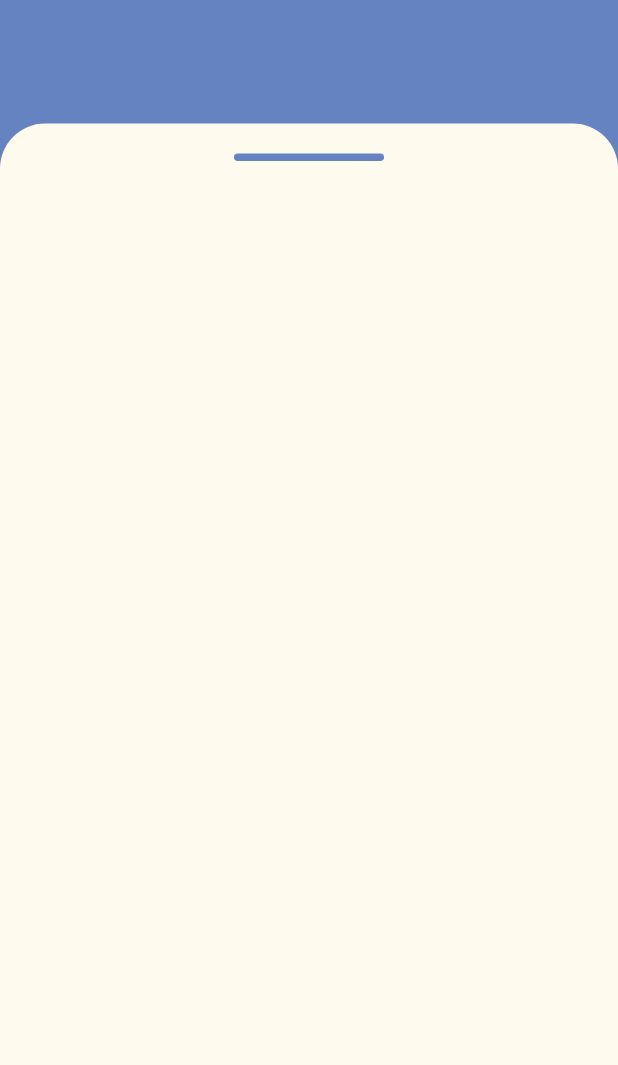
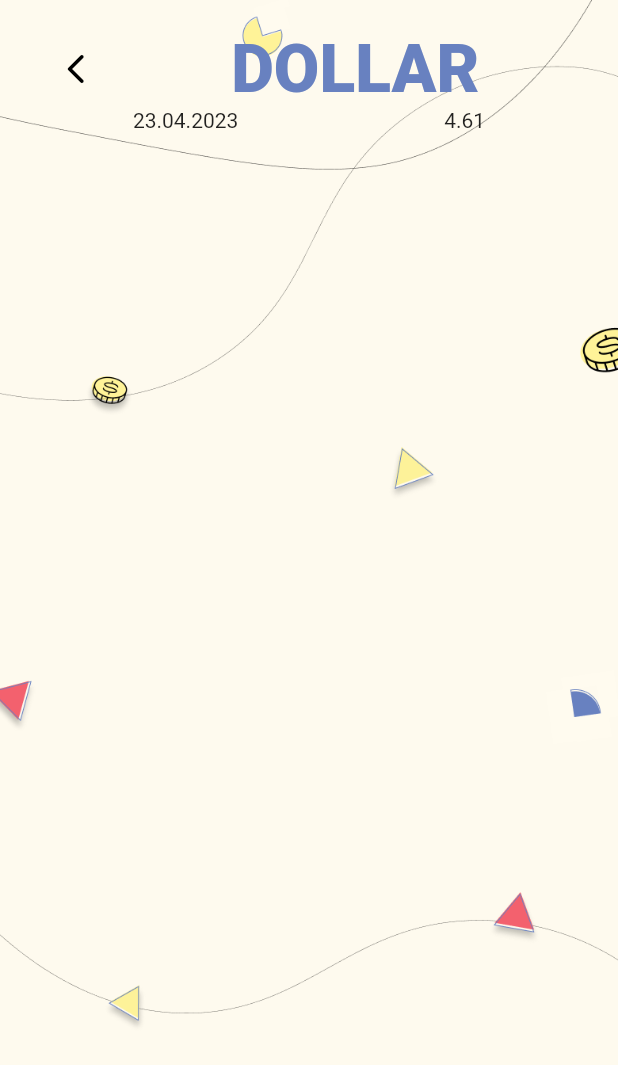
Before and after one commit to p-golba/kantor_euvic, a Flutter app: the screen it shows after launch, after a tap on "USD", on a phone screen of 412 x 824 dp. Shown: the top 1065 px of the screen. Run offline on Flutter 3.47's test engine with Material 2 defaults, Android fonts, the light colour scheme and no system bars; our stand-ins replace bloc, flutter_bloc, google_fonts; generated files the repository leaves out were written again.

Commit message:
change currency pages

```diff
--- a/lib/app.dart
+++ b/lib/app.dart
@@ -1,6 +1,6 @@
 import 'package:flutter/material.dart';
 import 'package:flutter_gen/gen_l10n/app_localizations.dart';
-import 'package:kantor_euvic/pages/home_page/view/home_page.dart';
+import 'package:kantor_euvic/pages/home/view/home_page.dart';
 import 'package:kantor_euvic/theme/app_theme.dart';
 
 class App extends StatelessWidget {
--- a/lib/currency/cubit/currency_cubit.dart
+++ b/lib/currency/cubit/currency_cubit.dart
@@ -1,9 +1,37 @@
 import 'package:bloc/bloc.dart';
 import 'package:kantor_euvic/web_api/models/currency.dart';
-import 'package:meta/meta.dart';
+import 'package:kantor_euvic/web_api/repositories/currency_repository.dart';
 
 part 'currency_state.dart';
 
 class CurrencyCubit extends Cubit<CurrencyState> {
-  CurrencyCubit() : super(CurrencyInitial());
+  final CurrencyRepository _currencyRepository;
+
+  CurrencyCubit(this._currencyRepository) : super(CurrencyState());
+
+  Future<void> fetchCurrency(String countryCode) async {
+    emit(
+      state.copyWith(
+        status: CurrencyStatus.loading,
+      ),
+    );
+
+    try {
+      final currencyInfo = await _currencyRepository.getCurrencyInfo(
+        countryCode,
+      );
+      emit(
+        state.copyWith(
+          status: CurrencyStatus.success,
+          currencyInfo: currencyInfo,
+        ),
+      );
+    } on Exception {
+      emit(
+        state.copyWith(
+          status: CurrencyStatus.failure,
+        ),
+      );
+    }
+  }
 }
--- a/lib/currency/cubit/currency_state.dart
+++ b/lib/currency/cubit/currency_state.dart
@@ -14,10 +14,20 @@ extension CurrencyStatusX on CurrencyStatus {
 
 class CurrencyState {
   final CurrencyStatus status;
-  final List<Currency>? currencyInfo;
+  final List<Currency> currencyInfo;
 
   CurrencyState({
     this.status = CurrencyStatus.initial,
-    this.currencyInfo = const [],
-  });
+    List<Currency>? currencyInfo,
+  }) : currencyInfo = currencyInfo ?? const [];
+
+  CurrencyState copyWith({
+    CurrencyStatus? status,
+    List<Currency>? currencyInfo,
+  }) {
+    return CurrencyState(
+      status: status ?? this.status,
+      currencyInfo: currencyInfo ?? this.currencyInfo,
+    );
+  }
 }
--- /dev/null
+++ b/lib/pages/currency_info/view/currency_page.dart
@@ -0,0 +1,36 @@
+import 'package:flutter/material.dart';
+import 'package:flutter_bloc/flutter_bloc.dart';
+import 'package:kantor_euvic/currency/cubit/currency_cubit.dart';
+import 'package:kantor_euvic/pages/currency_info/view/currency_populated.dart';
+import 'package:kantor_euvic/web_api/repositories/currency_repository.dart';
+
+class CurrencyPage extends StatelessWidget {
+  final String currencyCode;
+
+  const CurrencyPage({
+    required this.currencyCode,
+    Key? key,
+  }) : super(key: key);
+
+  @override
+  Widget build(BuildContext context) {
+    return BlocProvider(
+      create: (context) => CurrencyCubit(CurrencyRepository()),
+      child: Container(
+        decoration: const BoxDecoration(
+          image: DecorationImage(
+            image: AssetImage('assets/bg.png'),
+            fit: BoxFit.cover,
+          ),
+        ),
+        child: Scaffold(
+          backgroundColor: Colors.transparent,
+          body: SafeArea(
+            child: CurrencyPopulated(
+            ),
+          ),
+        ),
+      ),
+    );
+  }
+}
--- /dev/null
+++ b/lib/pages/currency_info/view/currency_populated.dart
@@ -0,0 +1,54 @@
+import 'package:flutter/material.dart';
+import 'package:kantor_euvic/theme/app_colors.dart';
+import 'package:kantor_euvic/web_api/models/currency.dart';
+
+class CurrencyPopulated extends StatelessWidget {
+
+  const CurrencyPopulated({
+    Key? key,
+  }) : super(key: key);
+
+  @override
+  Widget build(BuildContext context) {
+    return Padding(
+      padding: const EdgeInsets.all(20),
+      child: Column(
+        children: [
+          Row(
+            children: [
+              Container(
+                width: MediaQuery.of(context).size.width * 0.15,
+                decoration: BoxDecoration(
+                  color: AppColors.yellow,
+                  borderRadius: BorderRadius.circular(12),
+                ),
+                child: IconButton(
+                  iconSize: 24,
+                  color: Colors.black,
+                  onPressed: () {
+                    Navigator.of(context).pop();
+                  },
+                  icon: const Icon(Icons.arrow_back_ios_rounded),
+                ),
+              ),
+              Expanded(
+                child: Text(
+                  'Dollar'.toUpperCase(),
+                  textAlign: TextAlign.center,
+                  style: Theme.of(context).textTheme.headlineLarge,
+                ),
+              ),
+            ],
+          ),
+          Row(
+            mainAxisAlignment: MainAxisAlignment.spaceAround,
+            children: [
+              Text('23.04.2023'),
+              Text('4.61'),
+            ],
+          )
+        ],
+      ),
+    );
+  }
+}
--- a/lib/pages/currency_info_page/currency_info_page.dart
+++ /dev/null
@@ -1,44 +0,0 @@
-import 'package:flutter/material.dart';
-
-class CurrencyInfoPage extends StatelessWidget {
-  const CurrencyInfoPage({Key? key}) : super(key: key);
-
-  @override
-  Widget build(BuildContext context) {
-    return Scaffold(
-      backgroundColor: Color(0xff6583C1),
-      body: Column(
-        children: [
-          Padding(
-            padding: EdgeInsets.only(
-              top: MediaQuery.of(context).size.height * 0.1,
-            ),
-          ),
-          Container(
-            width: MediaQuery.of(context).size.width,
-            height: MediaQuery.of(context).size.height * 0.9,
-            decoration: BoxDecoration(
-              borderRadius: BorderRadius.vertical(
-                top: Radius.circular(30),
-              ),
-              color: Color(0xffFEFAEE),
-            ),
-            child: Column(
-              children: [
-                Padding(padding: EdgeInsets.only(top: 20)),
-                Container(
-                  width: 100,
-                  height: 5,
-                  decoration: BoxDecoration(
-                    borderRadius: BorderRadius.circular(15),
-                    color: Color(0xff6583C1),
-                  ),
-                )
-              ],
-            ),
-          )
-        ],
-      ),
-    );
-  }
-}
--- a/lib/pages/home_page/view/home_page.dart
+++ b/lib/pages/home/view/home_page.dart
@@ -1,7 +1,8 @@
 import 'package:flutter/material.dart';
 import 'package:flutter_gen/gen_l10n/app_localizations.dart';
-import 'package:kantor_euvic/pages/currency_info_page/currency_info_page.dart';
-import 'package:kantor_euvic/pages/home_page/widgets/widgets.dart';
+import 'package:kantor_euvic/pages/currency_info/view/currency_page.dart';
+import 'package:kantor_euvic/pages/home/widgets/widgets.dart';
+import 'package:kantor_euvic/theme/app_colors.dart';
 
 class HomePage extends StatelessWidget {
   const HomePage({Key? key}) : super(key: key);
@@ -31,21 +32,19 @@ class HomePage extends StatelessWidget {
                   children: [
                     Text(
                       AppLocalizations.of(context)!.home_greetings,
-                      style: const TextStyle(
-                        color: Color(0xff150C2C),
-                        fontSize: 24,
-                        fontWeight: FontWeight.w700,
-                        height: 1.0
-                      ),
+                      style: TextStyle(
+                          color: AppColors.purple,
+                          fontSize: 24,
+                          fontWeight: FontWeight.w700,
+                          height: 1.0),
                     ),
                     Text(
                       AppLocalizations.of(context)!.choose,
-                      style: const TextStyle(
-                        color: Color(0xff6881C0),
-                        fontSize: 26,
-                        fontWeight: FontWeight.w900,
-                        height: 1.0
-                      ),
+                      style: TextStyle(
+                          color: AppColors.blue,
+                          fontSize: 26,
+                          fontWeight: FontWeight.w900,
+                          height: 1.0),
                     ),
                   ],
                 ),
@@ -59,9 +58,15 @@ class HomePage extends StatelessWidget {
                 alignment: Alignment.center,
                 child: GestureDetector(
                   onTap: () {
-                    Navigator.of(context).push(MaterialPageRoute(builder:(context) => const CurrencyInfoPage(),));
+                    Navigator.of(context).push(
+                      MaterialPageRoute(
+                        builder: (context) => CurrencyPage(
+                          currencyCode: 'usd',
+                        ),
+                      ),
+                    );
                   },
-                  child: const MainButton(
+                  child: MainButton(
                     buttonText: 'USD',
                   ),
                 ),
--- a/lib/pages/home_page/widgets/main_button.dart
+++ b/lib/pages/home/widgets/main_button.dart
@@ -1,4 +1,5 @@
 import 'package:flutter/material.dart';
+import 'package:kantor_euvic/theme/app_colors.dart';
 
 class MainButton extends StatelessWidget {
   final String buttonText;
@@ -15,7 +16,7 @@ class MainButton extends StatelessWidget {
       height: MediaQuery.of(context).size.height * 0.065,
       decoration: BoxDecoration(
           borderRadius: BorderRadius.circular(20),
-          color: const Color(0xff6881C0),
+          color: AppColors.blue,
           boxShadow: const [
             BoxShadow(
               offset: Offset(0, 4),
--- /dev/null
+++ b/lib/theme/app_colors.dart
@@ -0,0 +1,9 @@
+import 'package:flutter/material.dart';
+
+class AppColors {
+  static Color yellow = const Color(0xffFEFAEE);
+  static Color blue = const Color(0xff6881C0);
+  static Color red = const Color(0xffF3616E);
+  static Color green = const Color(0xff84D792);
+  static Color purple = const Color(0xff150C2C);
+}
--- a/lib/theme/app_theme.dart
+++ b/lib/theme/app_theme.dart
@@ -1,16 +1,22 @@
 import 'package:flutter/material.dart';
 import 'package:google_fonts/google_fonts.dart';
+import 'package:kantor_euvic/theme/app_colors.dart';
 
 class AppTheme {
   ThemeData appTheme() {
     return ThemeData(
       fontFamily: GoogleFonts.ibmPlexSansDevanagari().fontFamily,
-      textTheme: const TextTheme(
+      textTheme: TextTheme(
         labelMedium: TextStyle(
-          color: Color(0xffFEFAEE),
+          color: AppColors.yellow,
           fontWeight: FontWeight.w900,
           fontSize: 32,
           letterSpacing: 4,
+        ),
+        headlineLarge: TextStyle(
+          color: AppColors.blue,
+          fontSize: 44,
+          fontWeight: FontWeight.w900,
         )
       )
     );
--- a/pubspec.yaml
+++ b/pubspec.yaml
@@ -43,6 +43,7 @@ dependencies:
   http: ^0.13.5
   bloc: ^8.1.1
   meta: ^1.8.0
+  flutter_bloc: ^8.1.2
 
 dev_dependencies:
   flutter_test:
```
Also changed, not shown: lib/pages/home/widgets/widgets.dart (renamed from lib/pages/home_page/widgets/widgets.dart), pubspec.lock.
